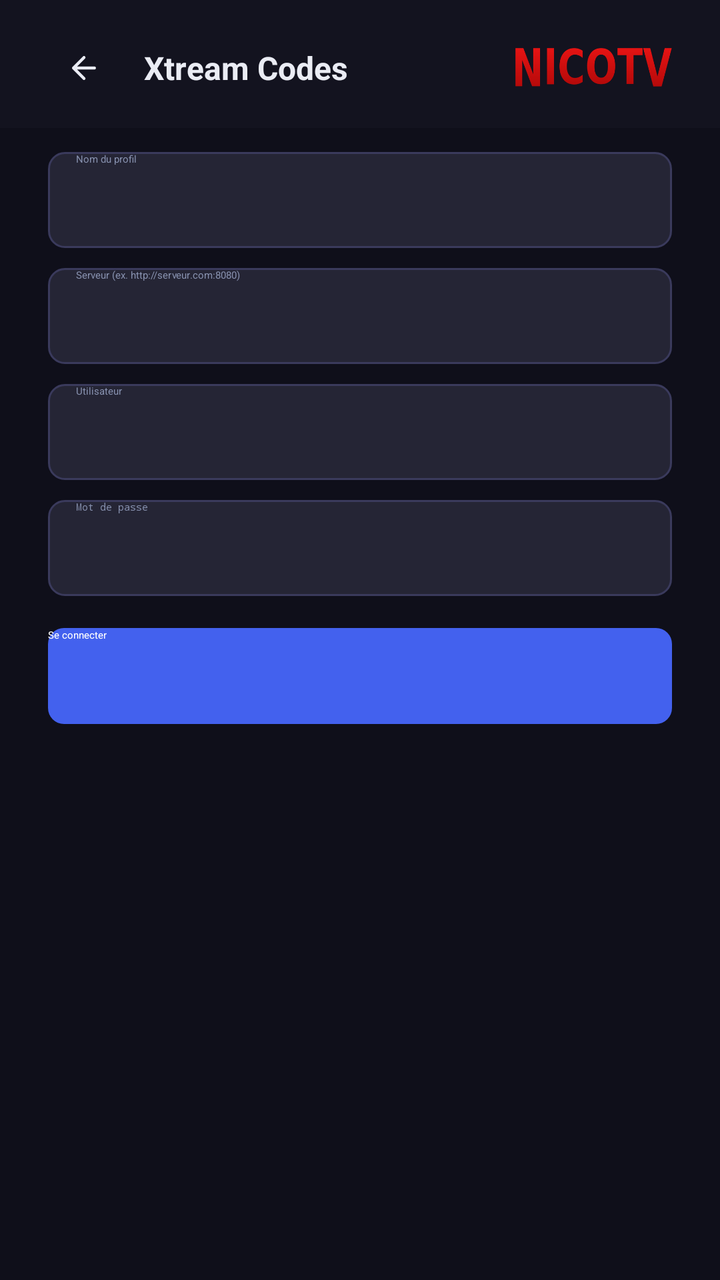
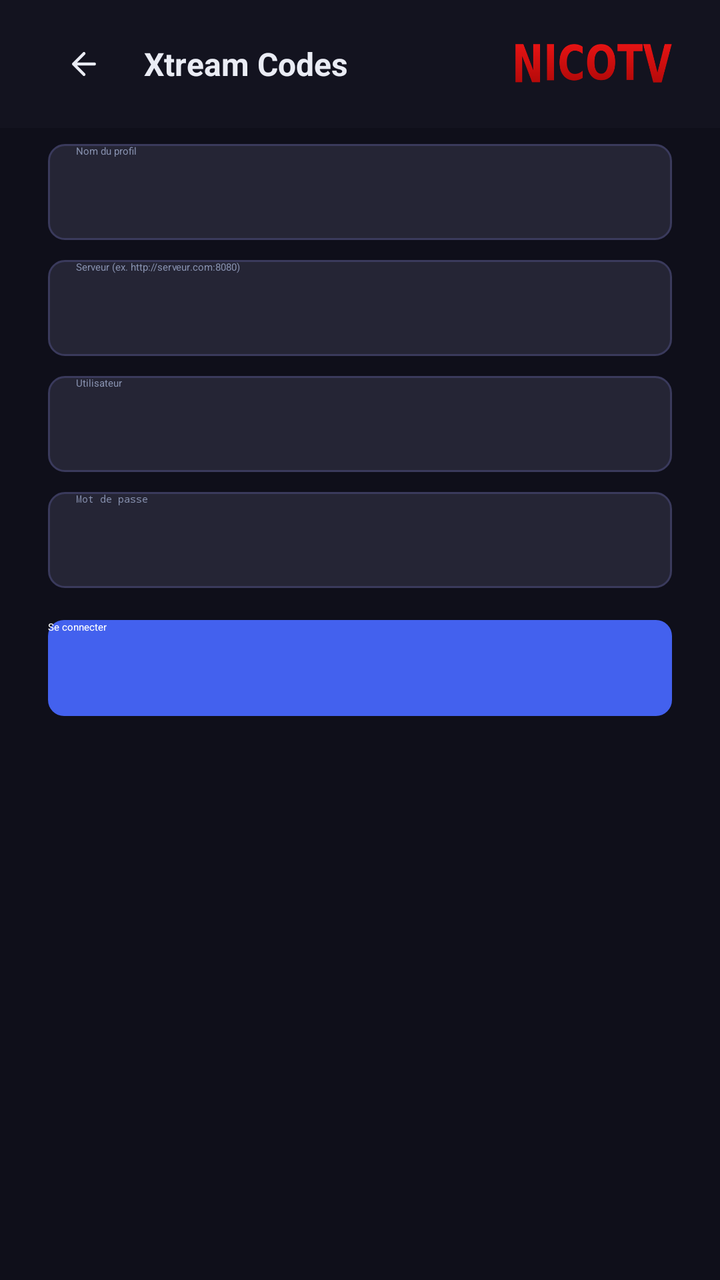

Compare the two renders of this Android layout. The source of the first and the diff that turns it into the second are given below.
<!-- AndroidManifest.xml: application theme Theme.IPTV -->
<!-- res/layout/activity_add_xtream.xml -->
<?xml version="1.0" encoding="utf-8"?>
<FrameLayout xmlns:android="http://schemas.android.com/apk/res/android"
    xmlns:app="http://schemas.android.com/apk/res-auto"
    android:layout_width="match_parent"
    android:layout_height="match_parent"
    android:background="@color/bg_dark">

    <ScrollView
        android:layout_width="match_parent"
        android:layout_height="match_parent"
        android:fillViewport="true"
        android:clipToPadding="false"
        android:paddingBottom="16dp">

        <LinearLayout
            android:layout_width="match_parent"
            android:layout_height="wrap_content"
            android:orientation="vertical"
            android:gravity="center_horizontal"
            android:paddingStart="24dp"
            android:paddingEnd="24dp"
            android:paddingTop="76dp">

            <LinearLayout
                android:layout_width="match_parent"
                android:layout_height="wrap_content"
                android:maxWidth="480dp"
                android:orientation="vertical">

                <EditText
                    android:id="@+id/et_xtream_name"
                    android:layout_width="match_parent"
                    android:layout_height="48dp"
                    android:background="@drawable/bg_input"
                    android:paddingStart="14dp"
                    android:paddingEnd="14dp"
                    android:hint="@string/setup_name_hint"
                    android:textColor="@android:color/white"
                    android:textColorHint="@color/text_secondary"
                    android:maxLines="1"
                    android:singleLine="true" />

                <EditText
                    android:id="@+id/et_xtream_host"
                    android:layout_width="match_parent"
                    android:layout_height="48dp"
                    android:layout_marginTop="10dp"
                    android:background="@drawable/bg_input"
                    android:paddingStart="14dp"
                    android:paddingEnd="14dp"
                    android:hint="@string/setup_xtream_host_hint"
                    android:textColor="@android:color/white"
                    android:textColorHint="@color/text_secondary"
                    android:inputType="textUri"
                    android:maxLines="1"
                    android:singleLine="true" />

                <EditText
                    android:id="@+id/et_xtream_user"
                    android:layout_width="match_parent"
                    android:layout_height="48dp"
                    android:layout_marginTop="10dp"
                    android:background="@drawable/bg_input"
                    android:paddingStart="14dp"
                    android:paddingEnd="14dp"
                    android:hint="@string/setup_xtream_user_hint"
                    android:textColor="@android:color/white"
                    android:textColorHint="@color/text_secondary"
                    android:inputType="text"
                    android:maxLines="1"
                    android:singleLine="true" />

                <EditText
                    android:id="@+id/et_xtream_pass"
                    android:layout_width="match_parent"
                    android:layout_height="48dp"
                    android:layout_marginTop="10dp"
                    android:background="@drawable/bg_input"
                    android:paddingStart="14dp"
                    android:paddingEnd="14dp"
                    android:hint="@string/setup_xtream_pass_hint"
                    android:textColor="@android:color/white"
                    android:textColorHint="@color/text_secondary"
                    android:inputType="textPassword"
                    android:maxLines="1"
                    android:singleLine="true" />

                <Button
                    android:id="@+id/btn_load_xtream"
                    style="?android:attr/borderlessButtonStyle"
                    android:layout_width="match_parent"
                    android:layout_height="48dp"
                    android:layout_marginTop="16dp"
                    android:background="@drawable/bg_btn_primary"
                    android:text="@string/action_connect"
                    android:textAllCaps="false"
                    android:textColor="@android:color/white" />

                <TextView
                    android:id="@+id/tv_status"
                    android:layout_width="match_parent"
                    android:layout_height="wrap_content"
                    android:layout_marginTop="12dp"
                    android:gravity="center"
                    android:textColor="@color/text_secondary"
                    android:textSize="13sp"
                    android:visibility="gone" />
            </LinearLayout>
        </LinearLayout>
    </ScrollView>

    
    <LinearLayout
        android:layout_width="match_parent"
        android:layout_height="wrap_content"
        android:layout_gravity="top"
        android:gravity="center_vertical"
        android:orientation="horizontal"
        android:background="@color/bg_nav"
        android:elevation="4dp"
        android:paddingStart="24dp"
        android:paddingEnd="24dp"
        android:paddingTop="16dp"
        android:paddingBottom="12dp"
        android:clipChildren="false"
        android:clipToPadding="false">

        <FrameLayout
            android:id="@+id/btn_back"
            android:layout_width="36dp"
            android:layout_height="36dp"
            android:layout_marginEnd="12dp"
            android:focusable="true"
            android:clickable="true"
            android:clipChildren="false"
            android:clipToPadding="false"
            android:defaultFocusHighlightEnabled="false">

            <ImageView
                android:layout_width="18dp"
                android:layout_height="18dp"
                android:layout_gravity="center"
                android:src="@drawable/ic_pwa_back"
                app:tint="@color/text_primary" />

            <com.nicotv.iptv2.ui.common.RotatingBorderView
                android:id="@+id/btn_back_ring"
                android:layout_width="match_parent"
                android:layout_height="match_parent"
                app:circular="true"
                app:borderColor="@android:color/white"
                android:visibility="invisible" />
        </FrameLayout>

        <TextView
            android:layout_width="0dp"
            android:layout_height="wrap_content"
            android:layout_weight="1"
            android:text="@string/setup_type_xtream"
            android:textColor="@color/text_primary"
            android:textSize="16sp"
            android:textStyle="bold" />

        
        <ImageView
            android:layout_width="wrap_content"
            android:layout_height="20dp"
            android:adjustViewBounds="true"
            android:src="@drawable/ic_nicotv_wordmark"
            android:scaleType="fitCenter" />
    </LinearLayout>
</FrameLayout>
<!-- resources referenced by this layout -->
<resources>
  <color name="bg_dark">#0F0F1A</color>
  <color name="bg_nav">#13131F</color>
  <color name="text_primary">#EAECF4</color>
  <color name="text_secondary">#8892B0</color>
  <!-- drawable bg_btn_primary (drawable) -->
  <?xml version="1.0" encoding="utf-8"?>
  <selector xmlns:android="http://schemas.android.com/apk/res/android">
      <item android:state_focused="true">
          <shape android:shape="rectangle">
              <solid android:color="#6175F0" />
              <corners android:radius="8dp" />
              <stroke android:width="3dp" android:color="@android:color/white" />
          </shape>
      </item>
      <item android:state_pressed="true">
          <shape android:shape="rectangle">
              <solid android:color="#2E4BC7" />
              <corners android:radius="8dp" />
          </shape>
      </item>
      <item>
          <shape android:shape="rectangle">
              <solid android:color="#4361EE" />
              <corners android:radius="8dp" />
          </shape>
      </item>
  </selector>
  <!-- drawable bg_input (drawable) -->
  <?xml version="1.0" encoding="utf-8"?>
  <selector xmlns:android="http://schemas.android.com/apk/res/android">
      <item android:state_focused="true">
          <shape android:shape="rectangle">
              <solid android:color="#252535" />
              <stroke android:width="3dp" android:color="@android:color/white" />
              <corners android:radius="8dp" />
          </shape>
      </item>
      <item>
          <shape android:shape="rectangle">
              <solid android:color="#252535" />
              <stroke android:width="1dp" android:color="#3A3A5C" />
              <corners android:radius="8dp" />
          </shape>
      </item>
  </selector>
  <!-- drawable ic_nicotv_wordmark: png bitmap (drawable, 19844 bytes) -->
  <!-- drawable ic_pwa_back (drawable) -->
  <?xml version="1.0" encoding="utf-8"?>
  <vector xmlns:android="http://schemas.android.com/apk/res/android"
      android:width="24dp" android:height="24dp"
      android:viewportWidth="24" android:viewportHeight="24">
      <path android:strokeColor="#EAECF4" android:strokeWidth="2" android:fillColor="#00000000"
          android:strokeLineCap="round" android:strokeLineJoin="round"
          android:pathData="M19,12 H5 M12,19 l-7,-7 l7,-7" />
  </vector>
  <string name="action_connect">Se connecter</string>
  <string name="setup_name_hint">Nom du profil</string>
  <string name="setup_type_xtream">Xtream Codes</string>
  <string name="setup_xtream_host_hint">Serveur (ex. http://serveur.com:8080)</string>
  <string name="setup_xtream_pass_hint">Mot de passe</string>
  <string name="setup_xtream_user_hint">Utilisateur</string>
  <style name="Theme.IPTV" parent="Theme.Leanback">
          <item name="android:windowBackground">@color/bg_dark</item>
          <item name="colorPrimary">@color/accent</item>
          <item name="colorAccent">@color/accent</item>
          <item name="android:textColorPrimary">@color/text_primary</item>
          <item name="android:textColorSecondary">@color/text_secondary</item>
          <item name="android:editTextColor">@color/text_primary</item>
          <item name="android:colorControlActivated">@color/accent</item>
          <item name="android:colorControlHighlight">#334361EE</item>
          
          <item name="windowNoTitle">true</item>
          <item name="android:windowNoTitle">true</item>
          <item name="windowActionBar">false</item>
          <item name="android:windowActionBar">false</item>
      </style>
  <color name="accent">#4361EE</color>
</resources>

<!-- the commit's change to res/layout/activity_add_xtream.xml (unified diff, before → after) -->
@@ -19,7 +19,7 @@
             android:gravity="center_horizontal"
             android:paddingStart="24dp"
             android:paddingEnd="24dp"
-            android:paddingTop="76dp">
+            android:paddingTop="72dp">
 
             <LinearLayout
                 android:layout_width="match_parent"
@@ -112,7 +112,7 @@
     
     <LinearLayout
         android:layout_width="match_parent"
-        android:layout_height="wrap_content"
+        android:layout_height="64dp"
         android:layout_gravity="top"
         android:gravity="center_vertical"
         android:orientation="horizontal"
@@ -120,8 +120,6 @@
         android:elevation="4dp"
         android:paddingStart="24dp"
         android:paddingEnd="24dp"
-        android:paddingTop="16dp"
-        android:paddingBottom="12dp"
         android:clipChildren="false"
         android:clipToPadding="false">
 
